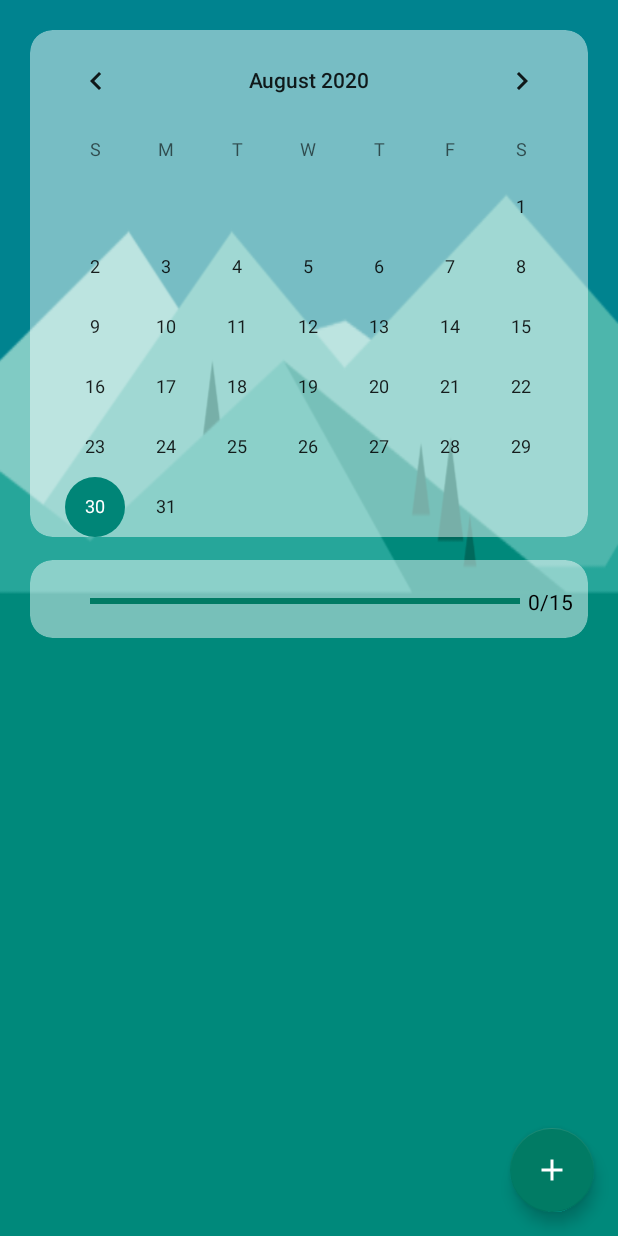
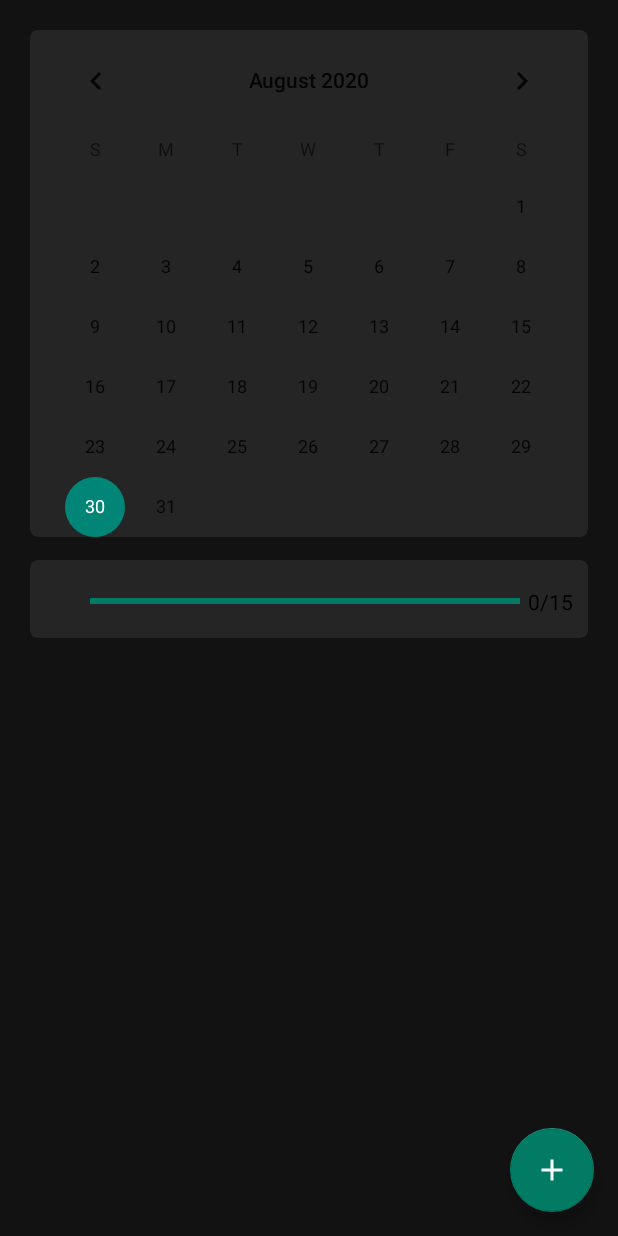
Before and after one commit to Anton7692/The-Two-Day-Rule-Calendar, an Android app: the screen it shows after launch (MainActivity), on a phone screen of 412 x 824 dp. Run offline under Robolectric (Android 15) with nearby library versions, the phone set to English and light mode, and no system bars; libraries missing offline, so code that uses them is left out: com.squareup.timessquare.

Commit message:
dark design

```diff
--- a/app/src/main/java/com/example/twodayrulecalendar/MainActivity.kt
+++ b/app/src/main/java/com/example/twodayrulecalendar/MainActivity.kt
@@ -17,7 +17,6 @@ import kotlinx.android.synthetic.main.layout_dialog.view.*
 import java.util.*
 import androidx.core.view.marginLeft as marginLeft
 
-@Suppress("PLUGIN_WARNING")
 class MainActivity : AppCompatActivity(), DatePickerDialog.OnDateSetListener {
 
     override fun onCreate(savedInstanceState: Bundle?) {
--- a/app/src/main/res/layout-v21/activity_main.xml
+++ b/app/src/main/res/layout-v21/activity_main.xml
@@ -7,7 +7,8 @@
     android:layout_width="match_parent"
     android:layout_height="match_parent"
     tools:context=".MainActivity"
-    android:background="@drawable/qq_bg">
+    android:background="@color/dark"
+    android:theme="@style/DarkTheme">
     <!-- To change picture change background above -->
 
     <com.google.android.material.floatingactionbutton.FloatingActionButton
@@ -35,8 +36,9 @@
                 android:layout_marginLeft="20dp"
                 android:layout_marginTop="20dp"
                 android:layout_marginBottom="10dp"
-                app:cardCornerRadius="15dp"
-                android:backgroundTint="@color/transparentWhite"
+                app:cardCornerRadius="5dp"
+                android:backgroundTint="@color/transparentDark"
+                android:elevation="08dp"
                 app:cardElevation="0dp">
                 <!-- To change transparency go to res/values/colors.xml -->
                 <CalendarView
@@ -44,8 +46,8 @@
                     android:layout_width="match_parent"
                     android:layout_height="wrap_content"
                     android:layout_gravity="top"
-                    android:backgroundTint="@color/transparentWhite"
-                    android:theme="@style/Theme.Design.Light">
+                    android:backgroundTint="@color/transparentDark"
+                    android:elevation="08dp">
 
                 </CalendarView>
             </androidx.cardview.widget.CardView>
@@ -57,8 +59,8 @@
                 android:layout_marginLeft="20dp"
                 android:layout_marginTop="5dp"
                 android:layout_marginBottom="10dp"
-                app:cardCornerRadius="15dp"
-                android:backgroundTint="@color/transparentWhite"
+                app:cardCornerRadius="5dp"
+                android:backgroundTint="@color/transparentDark"
                 app:cardElevation="0dp">
                 <LinearLayout
                     android:layout_width="match_parent"
@@ -101,8 +103,8 @@
                 android:layout_marginLeft="20dp"
                 android:layout_marginTop="5dp"
                 android:layout_marginBottom="10dp"
-                app:cardCornerRadius="15dp"
-                android:backgroundTint="@color/transparentWhite"
+                app:cardCornerRadius="5dp"
+                android:backgroundTint="@color/transparentDark"
                 app:cardElevation="0dp">
                 <LinearLayout
                     android:id="@+id/ll_for_todos"
--- a/app/src/main/res/layout/activity_main.xml
+++ b/app/src/main/res/layout/activity_main.xml
@@ -7,7 +7,8 @@
     android:layout_width="match_parent"
     android:layout_height="match_parent"
     tools:context=".MainActivity"
-    android:background="@drawable/qq_bg">
+    android:background="@color/dark"
+    android:theme="@style/DarkTheme">
     <!-- To change picture change background above -->
 
     <com.google.android.material.floatingactionbutton.FloatingActionButton
@@ -36,7 +37,8 @@
                 android:layout_marginTop="20dp"
                 android:layout_marginBottom="10dp"
                 app:cardCornerRadius="15dp"
-                android:backgroundTint="@color/transparentWhite"
+                android:backgroundTint="@color/transparentDark"
+                android:elevation="08dp"
                 app:cardElevation="0dp">
                 <!-- To change transparency go to res/values/colors.xml -->
                 <CalendarView
@@ -44,8 +46,8 @@
                     android:layout_width="match_parent"
                     android:layout_height="wrap_content"
                     android:layout_gravity="top"
-                    android:backgroundTint="@color/transparentWhite"
-                    android:theme="@style/Theme.Design.Light">
+                    android:backgroundTint="@color/transparentDark"
+                    android:elevation="08dp">
 
                 </CalendarView>
             </androidx.cardview.widget.CardView>
@@ -58,7 +60,7 @@
                 android:layout_marginTop="5dp"
                 android:layout_marginBottom="10dp"
                 app:cardCornerRadius="15dp"
-                android:backgroundTint="@color/transparentWhite"
+                android:backgroundTint="@color/transparentDark"
                 app:cardElevation="0dp">
                 <LinearLayout
                     android:layout_width="match_parent"
@@ -102,7 +104,7 @@
                 android:layout_marginTop="5dp"
                 android:layout_marginBottom="10dp"
                 app:cardCornerRadius="15dp"
-                android:backgroundTint="@color/transparentWhite"
+                android:backgroundTint="@color/transparentDark"
                 app:cardElevation="0dp">
                 <LinearLayout
                     android:id="@+id/ll_for_todos"
--- a/app/src/main/res/values/colors.xml
+++ b/app/src/main/res/values/colors.xml
@@ -3,5 +3,6 @@
     <color name="colorPrimary">#017B64</color>
     <color name="colorPrimaryDark">#017B64</color>
     <color name="colorAccent">#03DAC5</color>
-    <color name="transparentWhite">#77FFFFFF</color>
+    <color name="transparentDark">#9C323232</color>
+    <color name="dark">#121212</color>
 </resources>
--- a/app/src/main/res/values/styles.xml
+++ b/app/src/main/res/values/styles.xml
@@ -21,4 +21,8 @@
         <item name="colorAccent">@color/colorAccent</item>
     </style>
 
+    <style name="DarkTheme" parent="Theme.AppCompat.DayNight"/>
+
+    <style name="MaterialDarkTheme" parent="Theme.MaterialComponents.DayNight"/>
+
 </resources>
```
Also changed, not shown: 1 other file.
